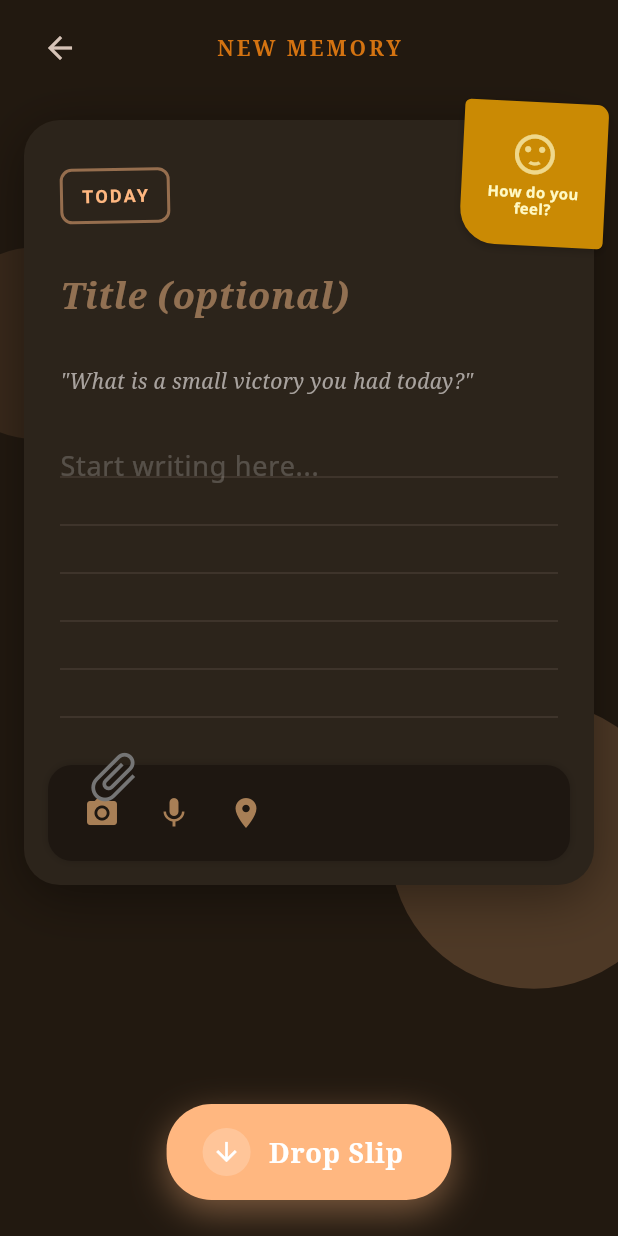
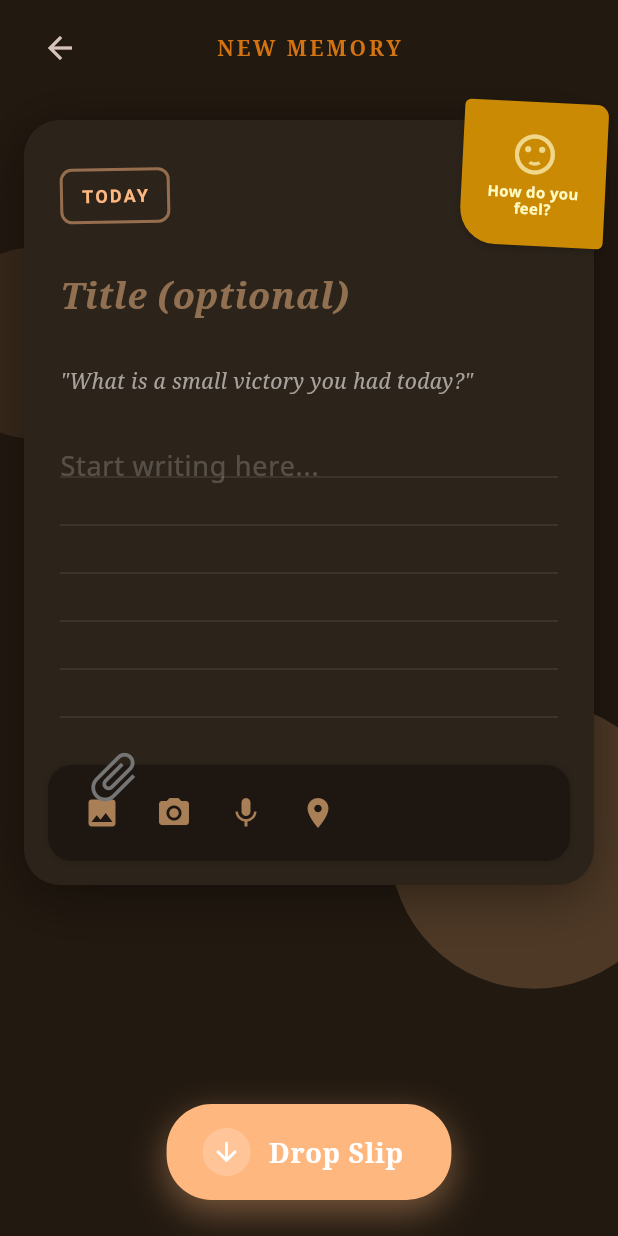
Before and after one commit to jinergenkai/jar-talk, a Flutter app: the NewEntryScreen screen opened directly, on a phone screen of 412 x 824 dp. Run offline on Flutter 3.47's test engine with Material 3 defaults, Android fonts, the light colour scheme and no system bars; our stand-ins replace dio, firebase_auth, firebase_core, flutter_svg, get, go_router and 3 more; accounts and stored records are empty; network calls fail; Roboto replaces fonts that are missing (Noto Sans, Noto Serif).

Commit message:
feat: 2 button upload image for create slip

```diff
--- a/jar_talk/lib/screens/new_entry/new_entry_screen.dart
+++ b/jar_talk/lib/screens/new_entry/new_entry_screen.dart
@@ -36,9 +36,9 @@ class _NewEntryScreenState extends State<NewEntryScreen> {
     'x_eyes_dizzy_deadpan.gif',
   ];
 
-  Future<void> _pickImage() async {
+  Future<void> _pickImage(ImageSource source) async {
     try {
-      final XFile? image = await _picker.pickImage(source: ImageSource.gallery);
+      final XFile? image = await _picker.pickImage(source: source);
       if (image != null) {
         setState(() {
           _selectedImage = image;
@@ -361,11 +361,25 @@ class _NewEntryScreenState extends State<NewEntryScreen> {
                           children: [
                             Row(
                               children: [
-                                _buildAttachButton(Icons.photo_camera, isDark),
+                                _buildAttachButton(
+                                  Icons.image,
+                                  isDark,
+                                  () => _pickImage(ImageSource.gallery),
+                                ),
                                 const SizedBox(width: 8),
-                                _buildAttachButton(Icons.mic, isDark),
+                                _buildAttachButton(
+                                  Icons.photo_camera,
+                                  isDark,
+                                  () => _pickImage(ImageSource.camera),
+                                ),
                                 const SizedBox(width: 8),
-                                _buildAttachButton(Icons.location_on, isDark),
+                                _buildAttachButton(Icons.mic, isDark, () {}),
+                                const SizedBox(width: 8),
+                                _buildAttachButton(
+                                  Icons.location_on,
+                                  isDark,
+                                  () {},
+                                ),
                               ],
                             ),
                             // Hidden thumbnail placeholder
@@ -393,14 +407,10 @@ class _NewEntryScreenState extends State<NewEntryScreen> {
           ),
 
           // "How do you feel?" Sticky Note
-          Positioned(
-            top: -12,
-            right: -8,
-            child: _buildHowDoYouFeel(isDark),
-          ),
+          Positioned(top: -12, right: -8, child: _buildHowDoYouFeel(isDark)),
         ],
       ),
-  );
+    );
   }
 
   void _showMoodSelector(bool isDark) {
@@ -426,10 +436,14 @@ class _NewEntryScreenState extends State<NewEntryScreen> {
                 height: 300,
                 width: double.infinity,
                 decoration: BoxDecoration(
-                  color: isDark ? const Color(0xFF1c1917) : const Color(0xFFfafaf9),
+                  color: isDark
+                      ? const Color(0xFF1c1917)
+                      : const Color(0xFFfafaf9),
                   borderRadius: BorderRadius.circular(24),
                   border: Border.all(
-                    color: isDark ? const Color(0xFF44403c) : const Color(0xFFd6d3d1),
+                    color: isDark
+                        ? const Color(0xFF44403c)
+                        : const Color(0xFFd6d3d1),
                   ),
                 ),
                 child: Column(
@@ -442,7 +456,9 @@ class _NewEntryScreenState extends State<NewEntryScreen> {
                         fontFamily: 'Noto Serif',
                         fontSize: 20,
                         fontWeight: FontWeight.bold,
-                        color: isDark ? const Color(0xFFd4a276) : const Color(0xFF9a734c),
+                        color: isDark
+                            ? const Color(0xFFd4a276)
+                            : const Color(0xFF9a734c),
                       ),
                     ),
                     Expanded(
@@ -462,7 +478,10 @@ class _NewEntryScreenState extends State<NewEntryScreen> {
                               double value = 1.0;
                               if (pageController.position.haveDimensions) {
                                 value = pageController.page! - index;
-                                value = (1 - (value.abs() * 0.5)).clamp(0.5, 1.0);
+                                value = (1 - (value.abs() * 0.5)).clamp(
+                                  0.5,
+                                  1.0,
+                                );
                               } else {
                                 value = (index == initialPage) ? 1.0 : 0.5;
                               }
@@ -470,10 +489,7 @@ class _NewEntryScreenState extends State<NewEntryScreen> {
                               return Center(
                                 child: Transform.scale(
                                   scale: value,
-                                  child: Opacity(
-                                    opacity: value,
-                                    child: child,
-                                  ),
+                                  child: Opacity(opacity: value, child: child),
                                 ),
                               );
                             },
@@ -491,7 +507,9 @@ class _NewEntryScreenState extends State<NewEntryScreen> {
                       child: Text(
                         "Done",
                         style: TextStyle(
-                          color: isDark ? const Color(0xFFa8a29e) : const Color(0xFF78716c),
+                          color: isDark
+                              ? const Color(0xFFa8a29e)
+                              : const Color(0xFF78716c),
                           fontWeight: FontWeight.bold,
                         ),
                       ),
@@ -517,9 +535,7 @@ class _NewEntryScreenState extends State<NewEntryScreen> {
           height: 96,
           padding: const EdgeInsets.all(8),
           decoration: BoxDecoration(
-            color: isDark
-                ? const Color(0xFFca8a04)
-                : const Color(0xFFfef9c3),
+            color: isDark ? const Color(0xFFca8a04) : const Color(0xFFfef9c3),
             borderRadius: const BorderRadius.only(
               bottomLeft: Radius.circular(24),
               topRight: Radius.circular(8),
@@ -570,16 +586,12 @@ class _NewEntryScreenState extends State<NewEntryScreen> {
     );
   }
 
-  Widget _buildAttachButton(IconData icon, bool isDark) {
+  Widget _buildAttachButton(IconData icon, bool isDark, VoidCallback onTap) {
     return Material(
       color: Colors.transparent,
       child: InkWell(
         borderRadius: BorderRadius.circular(20),
-        onTap: () {
-          if (icon == Icons.photo_camera) {
-            _pickImage();
-          }
-        },
+        onTap: onTap,
         child: Padding(
           padding: const EdgeInsets.all(8.0),
           child: Icon(
```
